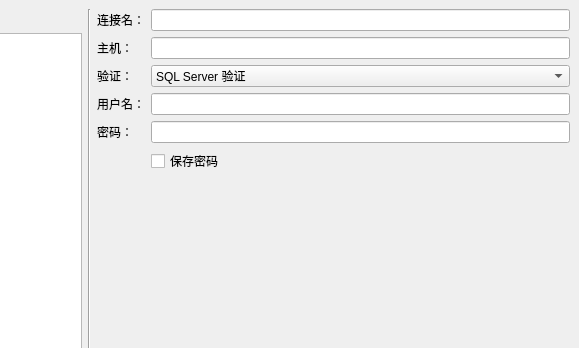
Qt form x_sql.ui (mxdmly/GlassMars) before a commit; both pictures show x 164 to 743 and y 0 to 348 of the 743 by 461 pixel window.
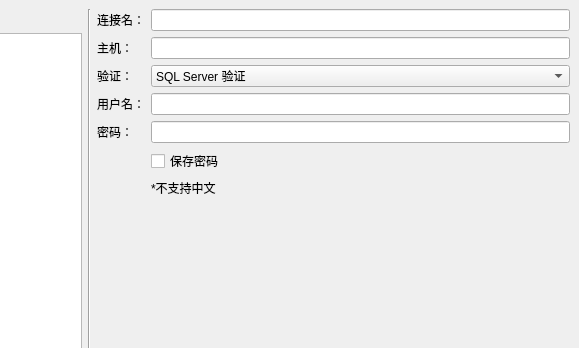
The same form after that commit.

```diff
--- a/x_sql.ui
+++ b/x_sql.ui
@@ -89,7 +89,7 @@
           <item row="4" column="3">
            <widget class="QLineEdit" name="lineEdit_5"/>
           </item>
-          <item row="6" column="3">
+          <item row="7" column="3">
            <spacer name="verticalSpacer">
             <property name="orientation">
              <enum>Qt::Vertical</enum>
@@ -129,6 +129,13 @@
             </item>
            </widget>
           </item>
+          <item row="6" column="3">
+           <widget class="QLabel" name="label_6">
+            <property name="text">
+             <string>*不支持中文</string>
+            </property>
+           </widget>
+          </item>
          </layout>
         </item>
         <item>
```
